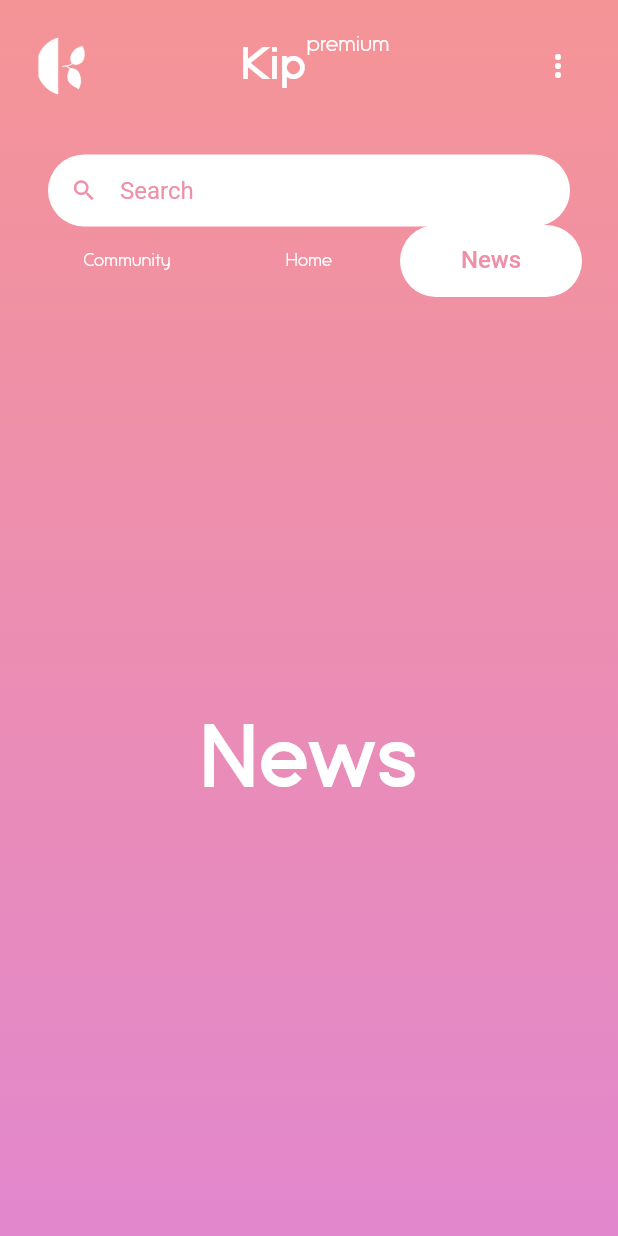
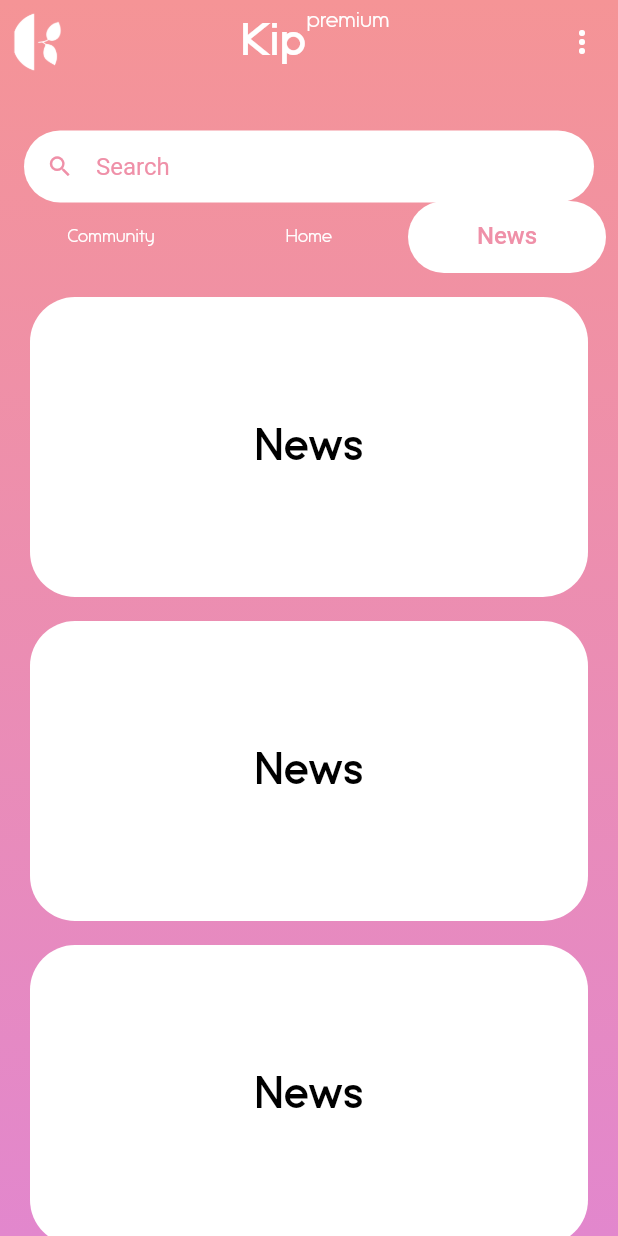
Before and after one commit to repleeka/kip_app, a Flutter app: the PremiumHome widget shown alone on an empty page, opened directly, tab 3 chosen, on a phone screen of 412 x 824 dp. Run offline on Flutter 3.47's test engine with Material 2 defaults, Android fonts, the phone set to English and light mode, and no system bars; Roboto replaces fonts that are missing (Segoe UI).

Commit message:
implemented the listview for time being

```diff
--- a/kip_app/lib/screens/premiumWidget/premium_home.dart
+++ b/kip_app/lib/screens/premiumWidget/premium_home.dart
@@ -68,11 +68,12 @@ class _PremiumHomeState extends State<PremiumHome>
   @override
   Widget build(BuildContext context) {
     final double _extendedHeight = kToolbarHeight * 4 - 34;
-    final EdgeInsets mainPadding = const EdgeInsets.all(16.0);
+    final EdgeInsets mainPadding = const EdgeInsets.all(0.0);
 
     return Stack(
       children: [
         Container(
+          ///For the gradient color of whole app background.
           decoration: BoxDecoration(
             gradient: verticalGradientPremium,
           ),
@@ -89,51 +90,92 @@ class _PremiumHomeState extends State<PremiumHome>
             body: TabBarView(
               controller: _tabController,
               children: [
-                Scaffold(
-                  backgroundColor: Colors.transparent,
-                  body: Container(
-                    // color: Colors.transparent,
+                ListView.builder(
+                  itemCount: 10,
+                  shrinkWrap: true,
+                  // primary: true,
+                  itemBuilder: (context, index) {
+                    return Padding(
+                      padding: const EdgeInsets.only(
+                          top: 8, bottom: 8, right: 20, left: 20),
+                      child: Container(
+                        height: 200,
+                        width: 300,
+                        decoration: BoxDecoration(
+                          color: Colors.white,
+                          borderRadius: BorderRadius.circular(30),
+                        ),
                         child: Center(
                           child: Text(
                             "Community",
                             style: TextStyle(
-                          color: Colors.white,
-                          fontSize: 60,
+                              color: Colors.black,
+                              fontSize: 30,
                               fontWeight: FontWeight.bold,
                             ),
                           ),
                         ),
                       ),
+                    );
+                  },
                 ),
-                Scaffold(
-                  backgroundColor: Colors.transparent,
-                  body: Container(
+                ListView.builder(
+                  itemCount: 10,
+                  shrinkWrap: true,
+                  // primary: true,
+                  itemBuilder: (context, index) {
+                    return Padding(
+                      padding: const EdgeInsets.only(
+                          top: 8, bottom: 8, right: 20, left: 20),
+                      child: Container(
+                        height: 200,
+                        width: 300,
+                        decoration: BoxDecoration(
+                          color: Colors.white,
+                          borderRadius: BorderRadius.circular(30),
+                        ),
                         child: Center(
                           child: Text(
                             "Home",
                             style: TextStyle(
-                          color: Colors.white,
-                          fontSize: 60,
+                              color: Colors.black,
+                              fontSize: 30,
                               fontWeight: FontWeight.bold,
                             ),
                           ),
                         ),
                       ),
+                    );
+                  },
                 ),
-                Scaffold(
-                  backgroundColor: Colors.transparent,
-                  body: Container(
+                ListView.builder(
+                  itemCount: 10,
+                  shrinkWrap: true,
+                  // primary: true,
+                  itemBuilder: (context, index) {
+                    return Padding(
+                      padding: const EdgeInsets.only(
+                          top: 8, bottom: 8, right: 20, left: 20),
+                      child: Container(
+                        height: 200,
+                        width: 300,
+                        decoration: BoxDecoration(
+                          color: Colors.white,
+                          borderRadius: BorderRadius.circular(30),
+                        ),
                         child: Center(
                           child: Text(
                             "News",
                             style: TextStyle(
-                          color: Colors.white,
-                          fontSize: 60,
+                              color: Colors.black,
+                              fontSize: 30,
                               fontWeight: FontWeight.bold,
                             ),
                           ),
                         ),
                       ),
+                    );
+                  },
                 ),
               ],
             ),
@@ -148,7 +190,6 @@ class _PremiumHomeState extends State<PremiumHome>
           left: 0.0,
           right: 0.0,
           child: Container(
-            padding: mainPadding,
             color: Colors.transparent,
             child: SafeArea(
               top: false,
```
Lines whose indentation alone changed are shown as unchanged.
